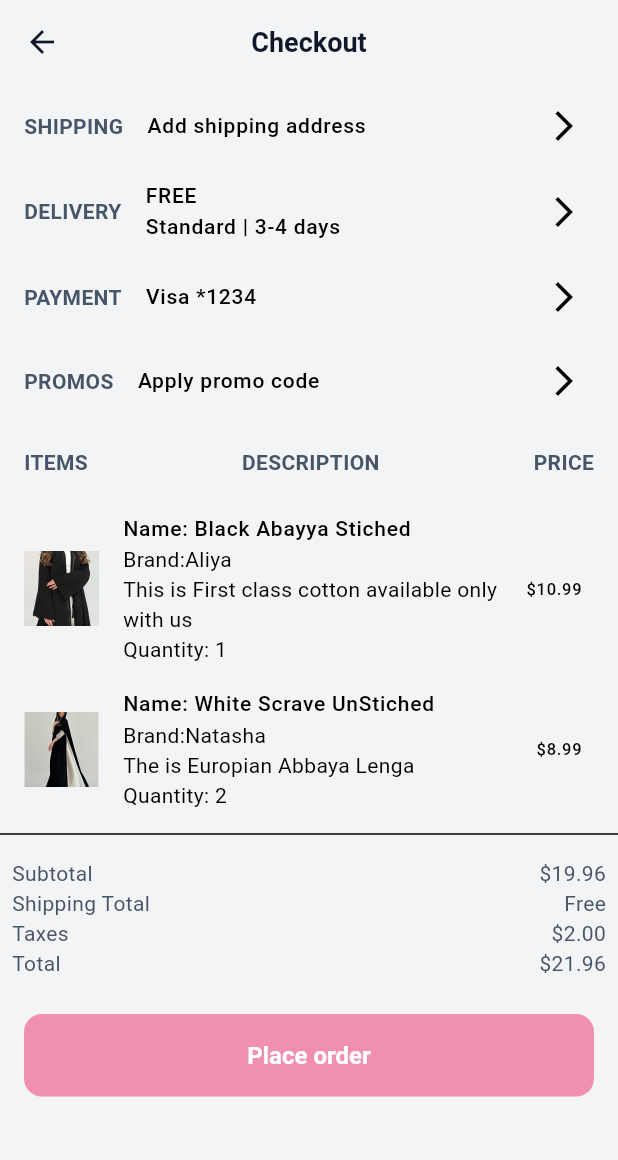
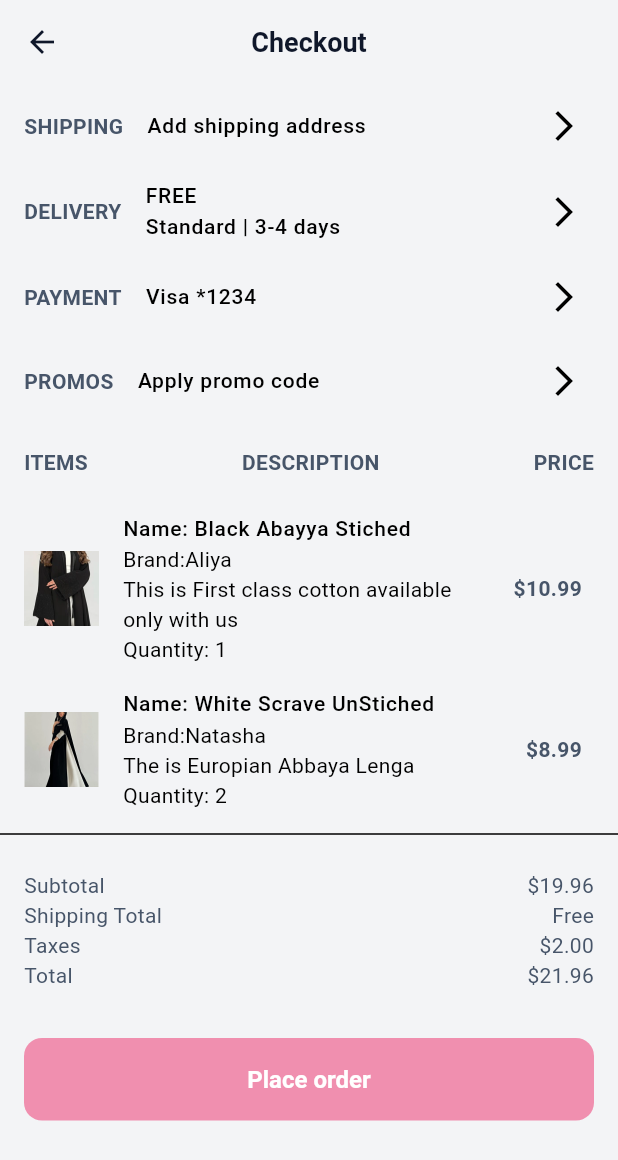
Before and after one commit to mohsinkhan117/Ebi, a Flutter app: the CheckOutView screen opened directly, on a phone screen of 412 x 824 dp. Shown: the top 1160 px of the screen. Run offline on Flutter 3.47's test engine with Material 3 defaults, Android fonts, the light colour scheme and no system bars; our stand-ins replace cloud_firestore, firebase_auth, permission_handler; accounts and stored records are empty; Roboto replaces fonts that are missing (Poppins); project files that could hold a hidden picture were left out.

Commit message:
checkout completed

```diff
--- a/lib/ui/views/checkout/checkout_view.dart
+++ b/lib/ui/views/checkout/checkout_view.dart
@@ -124,7 +124,12 @@ class ItemsSections extends StatelessWidget {
                 ],
               ),
 
-              trailing: Text('\$${item['price'].toStringAsFixed(2)}'),
+              trailing: Text(
+                '\$${item['price']}',
+                style: Theme.of(
+                  context,
+                ).textTheme.bodyMedium!.copyWith(fontWeight: FontWeight.w600),
+              ),
             );
           },
         ),
@@ -139,7 +144,7 @@ class PriceSummarySection extends StatelessWidget {
   @override
   Widget build(BuildContext context) {
     return Padding(
-      padding: const EdgeInsets.all(8.0),
+      padding: const EdgeInsets.all(16.0),
       child: Row(
         mainAxisAlignment: MainAxisAlignment.spaceBetween,
         children: [
```
